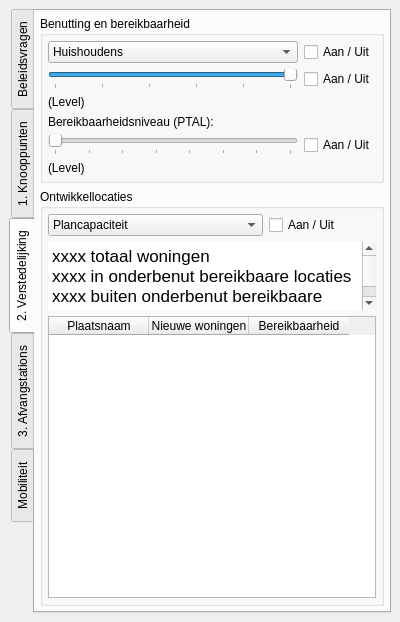
The window that KPOpilot/kpo_datasysteem_pilot_dockwidget_base.ui (Deltametropool/kpo-pilot) describes before a commit, drawn with Qt 5.
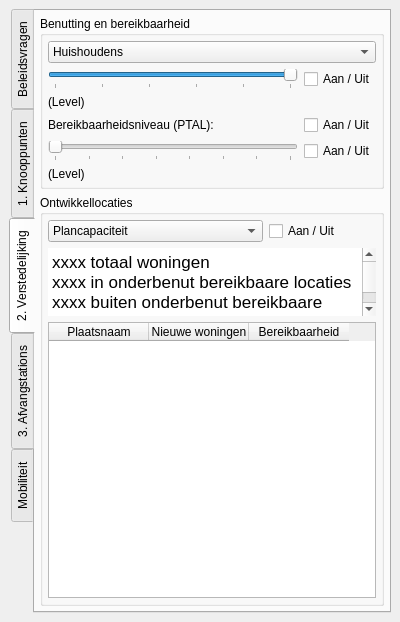
The same window after the commit. The open tabs and pages were chosen to show the change.

What changed in the file:
```diff
--- a/KPOpilot/kpo_datasysteem_pilot_dockwidget_base.ui
+++ b/KPOpilot/kpo_datasysteem_pilot_dockwidget_base.ui
@@ -514,30 +514,6 @@
              </property>
             </widget>
            </item>
-           <item row="0" column="0">
-            <widget class="QComboBox" name="intensitySelectCombo">
-             <item>
-              <property name="text">
-               <string>Huishoudens</string>
-              </property>
-             </item>
-             <item>
-              <property name="text">
-               <string>Intensiteit (inwoners,werknemer,studenten)</string>
-              </property>
-             </item>
-             <item>
-              <property name="text">
-               <string>Fysieke dichtheid (FSI)</string>
-              </property>
-             </item>
-             <item>
-              <property name="text">
-               <string>WOZ waarde</string>
-              </property>
-             </item>
-            </widget>
-           </item>
            <item row="1" column="1">
             <widget class="QCheckBox" name="intensityShowCheck">
              <property name="text">
@@ -545,20 +521,44 @@
              </property>
             </widget>
            </item>
-           <item row="0" column="1">
-            <widget class="QCheckBox" name="locatiesShowCheck">
-             <property name="text">
-              <string>Aan / Uit</string>
-             </property>
-            </widget>
-           </item>
-           <item row="3" column="0" colspan="2">
+           <item row="3" column="0">
             <widget class="QLabel" name="accessibilityLabel">
              <property name="text">
               <string>Bereikbaarheidsniveau (PTAL):</string>
              </property>
             </widget>
            </item>
+           <item row="3" column="1">
+            <widget class="QCheckBox" name="locatiesShowCheck">
+             <property name="text">
+              <string>Aan / Uit</string>
+             </property>
+            </widget>
+           </item>
+           <item row="0" column="0" colspan="2">
+            <widget class="QComboBox" name="intensitySelectCombo">
+             <item>
+              <property name="text">
+               <string>Huishoudens</string>
+              </property>
+             </item>
+             <item>
+              <property name="text">
+               <string>Intensiteit (inwoners, werknemer, studenten)</string>
+              </property>
+             </item>
+             <item>
+              <property name="text">
+               <string>Fysieke dichtheid (FSI)</string>
+              </property>
+             </item>
+             <item>
+              <property name="text">
+               <string>WOZ waarde</string>
+              </property>
+             </item>
+            </widget>
+           </item>
           </layout>
          </widget>
         </item>
```
Left out of the diff: 10 changed lines with no effect on the pictures.
